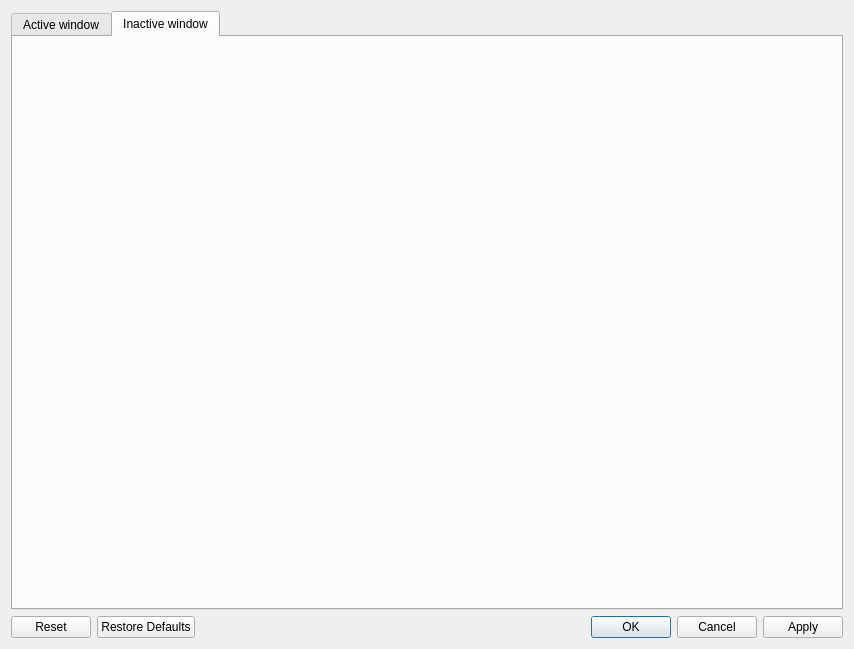
Above: kdecoration/config/ui/buttoncolors.ui from paulmcauley/klassy before the change. Below: the same form after it.
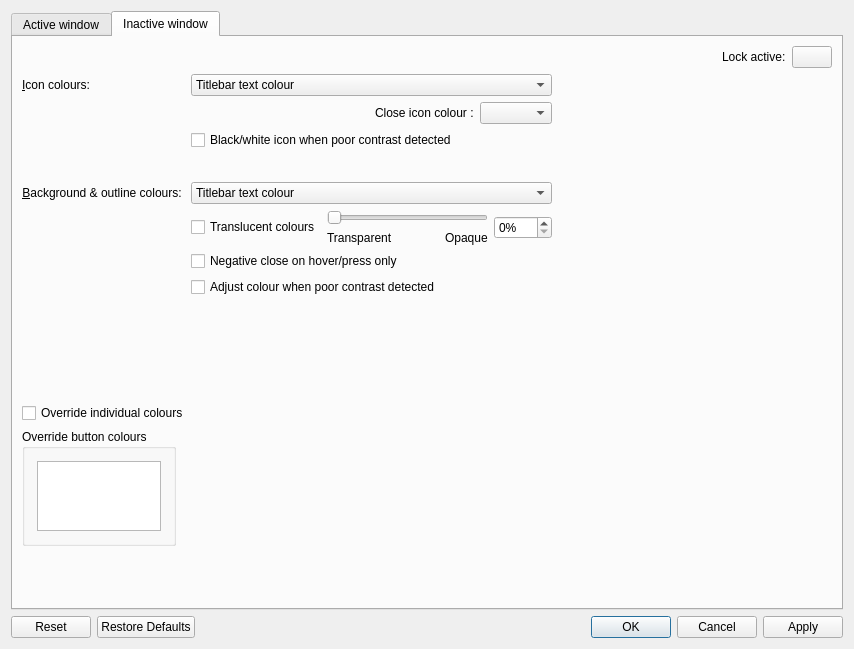
That is the form after the change. The open tabs and pages were chosen to show the change.

Commit message: Implement active and inactive button colours; parameterise config

```diff
--- a/kdecoration/config/ui/buttoncolors.ui
+++ b/kdecoration/config/ui/buttoncolors.ui
@@ -483,6 +483,455 @@
       <attribute name="title">
        <string>Inactive window</string>
       </attribute>
+      <layout class="QGridLayout" name="gridLayout_4">
+       <item row="4" column="0" colspan="2">
+        <layout class="QHBoxLayout" name="horizontalLayout_8">
+         <item>
+          <widget class="QGroupBox" name="inactiveOverrideGroupBox">
+           <property name="title">
+            <string>Override button colours</string>
+           </property>
+           <layout class="QVBoxLayout" name="verticalLayout_6">
+            <property name="spacing">
+             <number>12</number>
+            </property>
+            <property name="leftMargin">
+             <number>12</number>
+            </property>
+            <property name="topMargin">
+             <number>12</number>
+            </property>
+            <property name="rightMargin">
+             <number>12</number>
+            </property>
+            <property name="bottomMargin">
+             <number>12</number>
+            </property>
+            <item>
+             <widget class="QTableWidget" name="overrideColorTableInactive">
+              <property name="sizePolicy">
+               <sizepolicy hsizetype="Preferred" vsizetype="Preferred">
+                <horstretch>0</horstretch>
+                <verstretch>0</verstretch>
+               </sizepolicy>
+              </property>
+              <property name="minimumSize">
+               <size>
+                <width>0</width>
+                <height>0</height>
+               </size>
+              </property>
+              <property name="sizeAdjustPolicy">
+               <enum>QAbstractScrollArea::AdjustToContents</enum>
+              </property>
+              <property name="alternatingRowColors">
+               <bool>true</bool>
+              </property>
+              <property name="selectionMode">
+               <enum>QAbstractItemView::SingleSelection</enum>
+              </property>
+              <property name="wordWrap">
+               <bool>false</bool>
+              </property>
+              <property name="cornerButtonEnabled">
+               <bool>false</bool>
+              </property>
+              <attribute name="horizontalHeaderVisible">
+               <bool>true</bool>
+              </attribute>
+              <attribute name="horizontalHeaderCascadingSectionResizes">
+               <bool>true</bool>
+              </attribute>
+              <attribute name="verticalHeaderVisible">
+               <bool>true</bool>
+              </attribute>
+              <attribute name="verticalHeaderCascadingSectionResizes">
+               <bool>true</bool>
+              </attribute>
+             </widget>
+            </item>
+           </layout>
+          </widget>
+         </item>
+         <item>
+          <spacer name="horizontalSpacer_8">
+           <property name="orientation">
+            <enum>Qt::Horizontal</enum>
+           </property>
+           <property name="sizeHint" stdset="0">
+            <size>
+             <width>0</width>
+             <height>0</height>
+            </size>
+           </property>
+          </spacer>
+         </item>
+        </layout>
+       </item>
+       <item row="1" column="1">
+        <spacer name="horizontalSpacer_7">
+         <property name="orientation">
+          <enum>Qt::Horizontal</enum>
+         </property>
+         <property name="sizeType">
+          <enum>QSizePolicy::MinimumExpanding</enum>
+         </property>
+         <property name="sizeHint" stdset="0">
+          <size>
+           <width>40</width>
+           <height>20</height>
+          </size>
+         </property>
+        </spacer>
+       </item>
+       <item row="1" column="0">
+        <layout class="QFormLayout" name="formLayout_3">
+         <property name="sizeConstraint">
+          <enum>QLayout::SetDefaultConstraint</enum>
+         </property>
+         <item row="0" column="0">
+          <widget class="QLabel" name="label_4">
+           <property name="text">
+            <string>&amp;Icon colours:</string>
+           </property>
+           <property name="buddy">
+            <cstring>buttonIconColorsInactive</cstring>
+           </property>
+          </widget>
+         </item>
+         <item row="0" column="1">
+          <widget class="QComboBox" name="buttonIconColorsInactive">
+           <property name="enabled">
+            <bool>true</bool>
+           </property>
+           <property name="sizePolicy">
+            <sizepolicy hsizetype="Expanding" vsizetype="Fixed">
+             <horstretch>0</horstretch>
+             <verstretch>0</verstretch>
+            </sizepolicy>
+           </property>
+           <property name="minimumSize">
+            <size>
+             <width>0</width>
+             <height>0</height>
+            </size>
+           </property>
+           <property name="sizeAdjustPolicy">
+            <enum>QComboBox::AdjustToContentsOnFirstShow</enum>
+           </property>
+           <item>
+            <property name="text">
+             <string>Titlebar text colour</string>
+            </property>
+           </item>
+           <item>
+            <property name="text">
+             <string>Titlebar text colour with negative close icon</string>
+            </property>
+           </item>
+           <item>
+            <property name="text">
+             <string>Accent colour</string>
+            </property>
+           </item>
+           <item>
+            <property name="text">
+             <string>Accent colour with negative close icon</string>
+            </property>
+           </item>
+           <item>
+            <property name="text">
+             <string>Accent colour with traffic lights</string>
+            </property>
+           </item>
+          </widget>
+         </item>
+         <item row="1" column="1">
+          <layout class="QFormLayout" name="formLayout_4">
+           <item row="0" column="1">
+            <layout class="QHBoxLayout" name="horizontalLayout_6">
+             <item>
+              <spacer name="closeIconNegativeBackgroundSpacer_2">
+               <property name="orientation">
+                <enum>Qt::Horizontal</enum>
+               </property>
+               <property name="sizeHint" stdset="0">
+                <size>
+                 <width>40</width>
+                 <height>0</height>
+                </size>
+               </property>
+              </spacer>
+             </item>
+             <item>
+              <widget class="QLabel" name="closeButtonIconColorLabelInactive">
+               <property name="text">
+                <string>Close icon colour :</string>
+               </property>
+              </widget>
+             </item>
+             <item>
+              <widget class="QComboBox" name="closeButtonIconColorInactive">
+               <property name="sizePolicy">
+                <sizepolicy hsizetype="Preferred" vsizetype="Fixed">
+                 <horstretch>0</horstretch>
+                 <verstretch>0</verstretch>
+                </sizepolicy>
+               </property>
+               <property name="sizeAdjustPolicy">
+                <enum>QComboBox::AdjustToContents</enum>
+               </property>
+              </widget>
+             </item>
+            </layout>
+           </item>
+           <item row="2" column="0" colspan="2">
+            <widget class="QCheckBox" name="blackWhiteIconOnPoorContrastInactive">
+             <property name="text">
+              <string>Black/white icon when poor contrast detected</string>
+             </property>
+            </widget>
+           </item>
+          </layout>
+         </item>
+         <item row="2" column="1">
+          <layout class="QVBoxLayout" name="verticalLayout_5">
+           <item>
+            <spacer name="verticalSpacer_6">
+             <property name="orientation">
+              <enum>Qt::Vertical</enum>
+             </property>
+             <property name="sizeType">
+              <enum>QSizePolicy::Fixed</enum>
+             </property>
+             <property name="sizeHint" stdset="0">
+              <size>
+               <width>20</width>
+               <height>20</height>
+              </size>
+             </property>
+            </spacer>
+           </item>
+          </layout>
+         </item>
+         <item row="3" column="1">
+          <widget class="QComboBox" name="buttonBackgroundColorsInactive">
+           <property name="sizePolicy">
+            <sizepolicy hsizetype="Expanding" vsizetype="Fixed">
+             <horstretch>0</horstretch>
+             <verstretch>0</verstretch>
+            </sizepolicy>
+           </property>
+           <item>
+            <property name="text">
+             <string>Titlebar text colour</string>
+            </property>
+           </item>
+           <item>
+            <property name="text">
+             <string>Titlebar text colour with negative close button</string>
+            </property>
+           </item>
+           <item>
+            <property name="text">
+             <string>Accent colour</string>
+            </property>
+           </item>
+           <item>
+            <property name="text">
+             <string>Accent colour with negative close button</string>
+            </property>
+           </item>
+           <item>
+            <property name="text">
+             <string>Accent colour with traffic lights</string>
+            </property>
+           </item>
+          </widget>
+         </item>
+         <item row="5" column="1">
+          <layout class="QHBoxLayout" name="horizontalLayout_7">
+           <item>
+            <widget class="QCheckBox" name="translucentButtonBackgroundsInactive">
+             <property name="text">
+              <string>Translucent colours</string>
+             </property>
+            </widget>
+           </item>
+           <item>
+            <layout class="QGridLayout" name="gridLayout_3">
+             <item row="1" column="2">
+              <widget class="QLabel" name="opacitySliderLabel_2_Inactive">
+               <property name="text">
+                <string>Opaque</string>
+               </property>
+              </widget>
+             </item>
+             <item row="1" column="0">
+              <widget class="QLabel" name="opacitySliderLabel_1_Inactive">
+               <property name="text">
+                <string>Transparent</string>
+               </property>
+              </widget>
+             </item>
+             <item row="0" column="0" colspan="3">
+              <widget class="QSlider" name="translucentButtonBackgroundsOpacitySliderInactive">
+               <property name="maximum">
+                <number>100</number>
+               </property>
+               <property name="orientation">
+                <enum>Qt::Horizontal</enum>
+               </property>
+              </widget>
+             </item>
+             <item row="1" column="1">
+              <spacer name="horizontalSpacer_6">
+               <property name="orientation">
+                <enum>Qt::Horizontal</enum>
+               </property>
+               <property name="sizeHint" stdset="0">
+                <size>
+                 <width>40</width>
+                 <height>0</height>
+                </size>
+               </property>
+              </spacer>
+             </item>
+            </layout>
+           </item>
+           <item>
+            <widget class="QSpinBox" name="translucentButtonBackgroundsOpacityInactive">
+             <property name="suffix">
+              <string>%</string>
+             </property>
+             <property name="maximum">
+              <number>100</number>
+             </property>
+            </widget>
+           </item>
+          </layout>
+         </item>
+         <item row="6" column="1">
+          <widget class="QCheckBox" name="negativeCloseBackgroundHoverPressInactive">
+           <property name="text">
+            <string>Negative close on hover/press only</string>
+           </property>
+          </widget>
+         </item>
+         <item row="7" column="1">
+          <widget class="QCheckBox" name="adjustBackgroundColorOnPoorContrastInactive">
+           <property name="text">
+            <string>Adjust colour when poor contrast detected</string>
+           </property>
+          </widget>
+         </item>
+         <item row="3" column="0">
+          <widget class="QLabel" name="label_23">
+           <property name="enabled">
+            <bool>true</bool>
+           </property>
+           <property name="minimumSize">
+            <size>
+             <width>0</width>
+             <height>0</height>
+            </size>
+           </property>
+           <property name="text">
+            <string>&amp;Background &amp;&amp; outline colours: </string>
+           </property>
+           <property name="alignment">
+            <set>Qt::AlignRight|Qt::AlignTrailing|Qt::AlignVCenter</set>
+           </property>
+           <property name="margin">
+            <number>2</number>
+           </property>
+           <property name="buddy">
+            <cstring>buttonBackgroundColorsInactive</cstring>
+           </property>
+          </widget>
+         </item>
+        </layout>
+       </item>
+       <item row="2" column="0">
+        <spacer name="verticalSpacer_4">
+         <property name="orientation">
+          <enum>Qt::Vertical</enum>
+         </property>
+         <property name="sizeHint" stdset="0">
+          <size>
+           <width>20</width>
+           <height>100</height>
+          </size>
+         </property>
+        </spacer>
+       </item>
+       <item row="3" column="0">
+        <widget class="QCheckBox" name="buttonColorOverrideToggleInactive">
+         <property name="text">
+          <string>Override individual colours</string>
+         </property>
+        </widget>
+       </item>
+       <item row="0" column="0" colspan="2">
+        <layout class="QHBoxLayout" name="horizontalLayout_5">
+         <item>
+          <spacer name="horizontalSpacer_5">
+           <property name="orientation">
+            <enum>Qt::Horizontal</enum>
+           </property>
+           <property name="sizeHint" stdset="0">
+            <size>
+             <width>40</width>
+             <height>20</height>
+            </size>
+           </property>
+          </spacer>
+         </item>
+         <item>
+          <widget class="QLabel" name="label_3">
+           <property name="text">
+            <string>Lock active:</string>
+           </property>
+          </widget>
+         </item>
+         <item>
+          <widget class="QPushButton" name="lockButtonColorsInactive">
+           <property name="sizePolicy">
+            <sizepolicy hsizetype="Fixed" vsizetype="Fixed">
+             <horstretch>0</horstretch>
+             <verstretch>0</verstretch>
+            </sizepolicy>
+           </property>
+           <property name="toolTip">
+            <string>Lock to make the same changes to Active and Inactive button colours</string>
+           </property>
+           <property name="text">
+            <string/>
+           </property>
+           <property name="checkable">
+            <bool>true</bool>
+           </property>
+           <property name="checked">
+            <bool>false</bool>
+           </property>
+          </widget>
+         </item>
+        </layout>
+       </item>
+       <item row="5" column="0">
+        <spacer name="verticalSpacer_5">
+         <property name="orientation">
+          <enum>Qt::Vertical</enum>
+         </property>
+         <property name="sizeHint" stdset="0">
+          <size>
+           <width>20</width>
+           <height>5</height>
+          </size>
+         </property>
+        </spacer>
+       </item>
+      </layout>
      </widget>
     </widget>
    </item>
```
Left out of the diff: 153 changed lines with no effect on the pictures. The commit also changes 14 other files.
